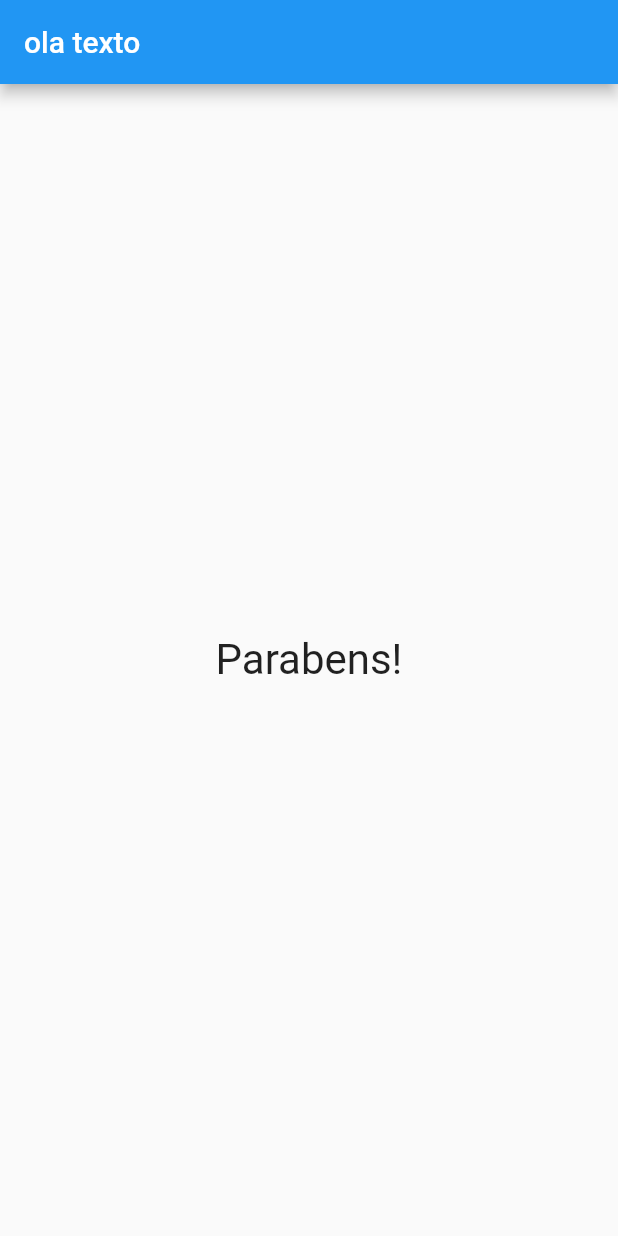
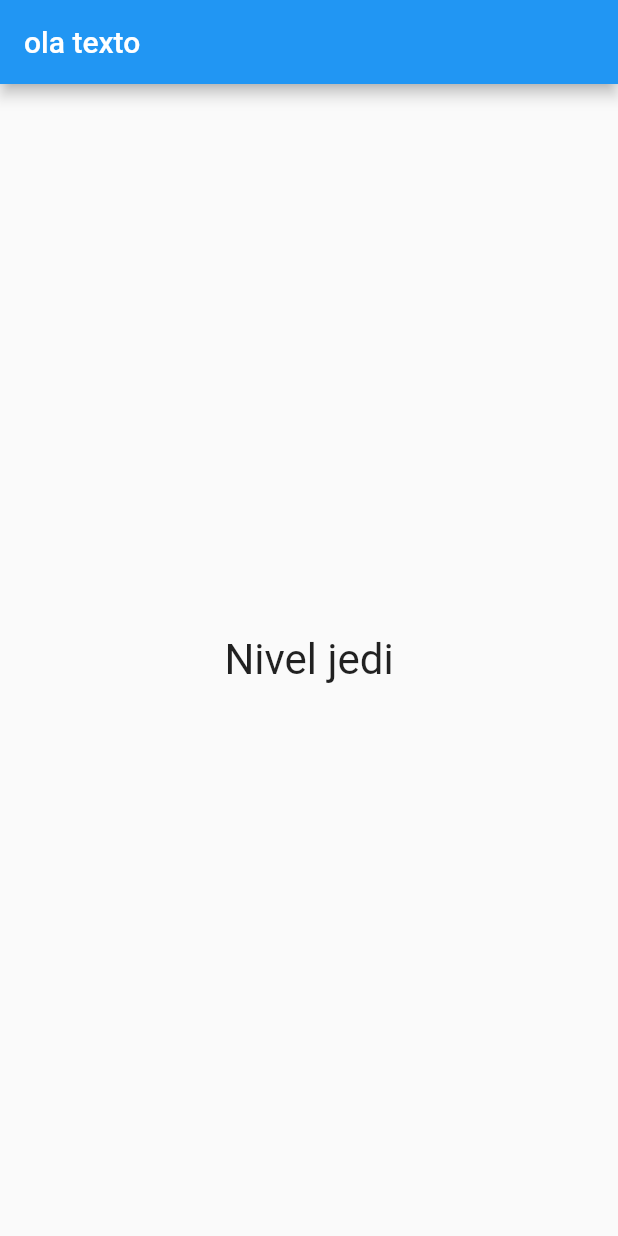
Before and after one commit to GustavoMen/QuizApp_Flutter, a Flutter app: the screen it shows after launch, after a tap on "Preto", after a tap on "Coelho", after a tap on "João", on a phone screen of 412 x 824 dp. Run offline on Flutter 3.47's test engine with Material 2 defaults, Android fonts, the phone set to English and light mode, and no system bars.

Commit message:
somando pontos

```diff
--- a/lib/main.dart
+++ b/lib/main.dart
@@ -6,6 +6,7 @@ void main() => runApp(QuizApp());
 
 class _QuestionAppState extends State<QuizApp> {
   int _selectedQuestion = 0;
+  int _allNotes = 0;
 
   final List<Map<String, Object>> _questions = const [
     {
@@ -37,12 +38,15 @@ class _QuestionAppState extends State<QuizApp> {
     },
   ];
 
-  void _reply() {
+  void _reply(int points) {
     if (hasAnswers) {
       setState(() {
         _selectedQuestion++;
+        _allNotes += points;
       });
     }
+
+    print(_allNotes);
   }
 
   bool get hasAnswers {
@@ -63,7 +67,7 @@ class _QuestionAppState extends State<QuizApp> {
                   selectedQuestion: _selectedQuestion,
                   questions: _questions,
                   reply: _reply)
-              : const Result("Parabens!")),
+              : Result("Parabens!", _allNotes)),
     );
   }
 }
--- a/lib/questionary.dart
+++ b/lib/questionary.dart
@@ -11,7 +11,7 @@ class Questionary extends StatelessWidget {
 
   final List<Map<String, Object>> questions;
   final int selectedQuestion;
-  final void Function() reply;
+  final void Function(int) reply;
 
   bool get hasAnswers {
     return selectedQuestion < questions.length;
@@ -25,9 +25,14 @@ class Questionary extends StatelessWidget {
         : [];
 
     return Column(
-      children: <Widget>[
-        Question(questions[selectedQuestion]['text'].toString()),
-        ...answer.map((ans) => Answer(ans['text'] as String, reply)).toList()
+      children: [
+        Question(questions[selectedQuestion]['text'] as String),
+        ...answer.map((ans) {
+          return Answer(
+            ans['text'] as String,
+            () => reply(ans['nota'] as int),
+          );
+        }).toList(),
       ],
     );
   }
--- a/lib/result.dart
+++ b/lib/result.dart
@@ -1,15 +1,28 @@
 import 'package:flutter/material.dart';
 
 class Result extends StatelessWidget {
-  const Result(this.text, {super.key});
+  const Result(this.text, this.points, {super.key});
 
   final String? text;
+  final int? points;
+
+  String get resultChat {
+    if (points! < 8) {
+      return "Parabens!";
+    } else if (points! < 12) {
+      return "Você é bom!";
+    } else if (points! < 16) {
+      return "impressionante";
+    } else {
+      return "Nivel jedi";
+    }
+  }
 
   @override
   Widget build(BuildContext context) {
     return Center(
       child: Text(
-        text!,
+        resultChat,
         style: TextStyle(fontSize: 28),
       ),
     );
```
